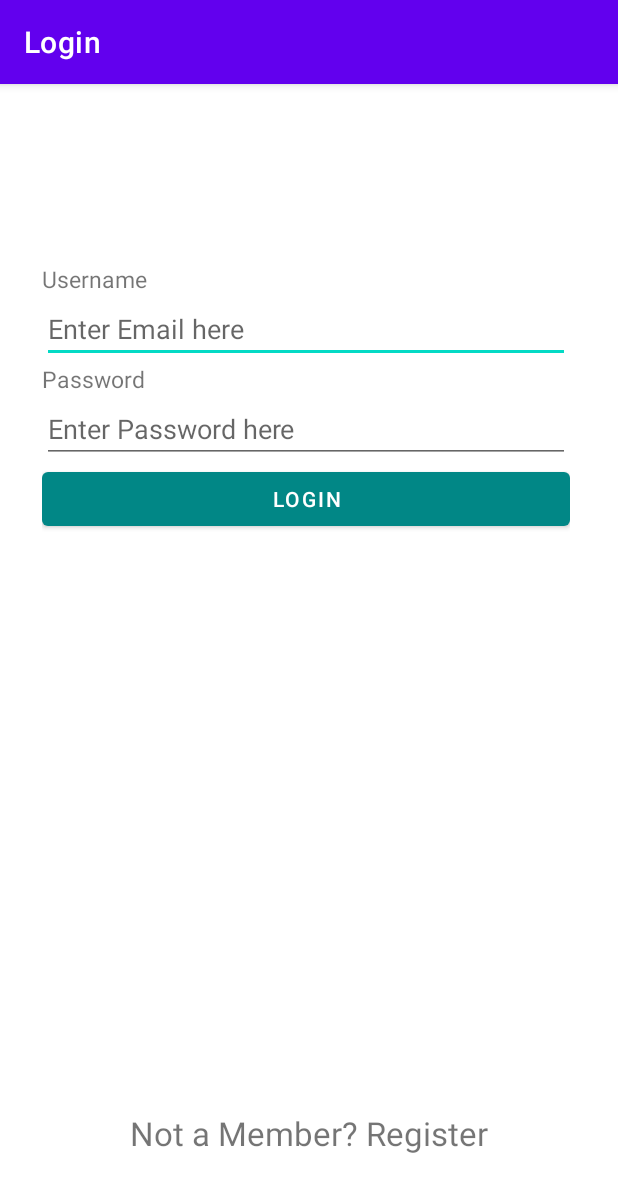
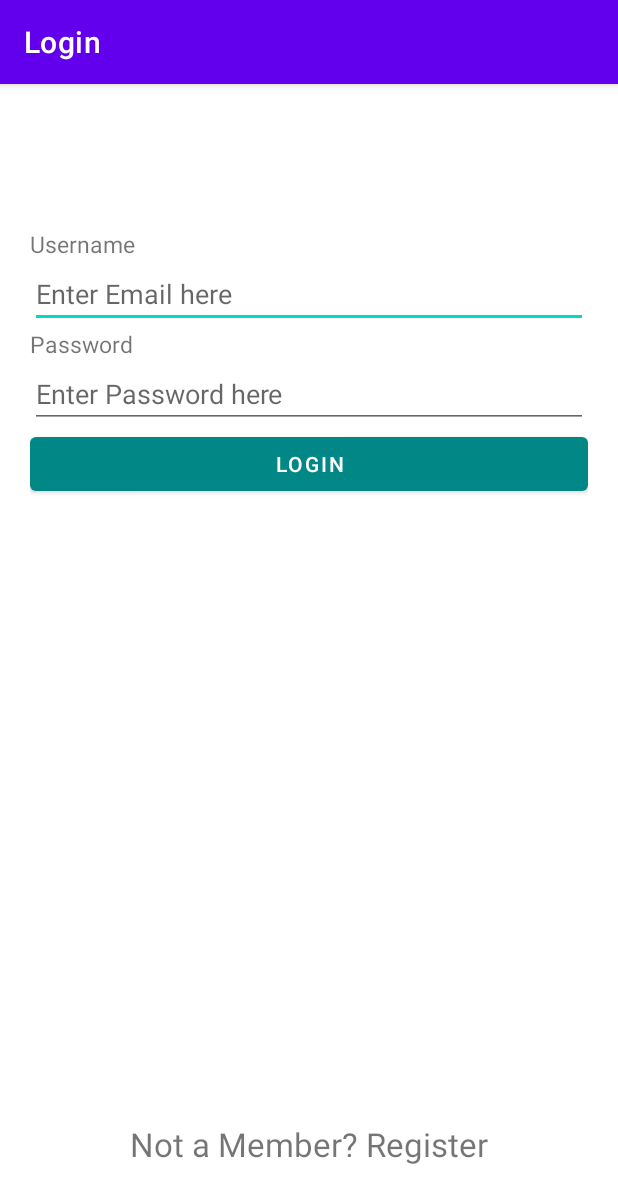
Before and after one commit to fenilbabariya/Tutorial07, an Android app: the screen it shows after launch (Login), on a phone screen of 412 x 824 dp. Shown: the top 1203 px of the screen. Run offline under Robolectric (Android 15) with nearby library versions, the phone set to English and light mode, and no system bars.

Commit message:
Login Successful

```diff
--- a/app/src/main/AndroidManifest.xml
+++ b/app/src/main/AndroidManifest.xml
@@ -10,7 +10,7 @@
         android:supportsRtl="true"
         android:theme="@style/Theme.Tutorial07">
         <activity android:name=".Welcome" android:label="@string/welcome" />
-        <activity android:name=".Registration" android:label="@string/registration"/>
+        <activity android:name=".Registration" android:label="@string/registration" android:parentActivityName=".Login"/>
         <activity android:name=".Login" android:label="@string/login"/>
         <activity
             android:name=".SplashActivity"
--- a/app/src/main/res/layout/activity_login.xml
+++ b/app/src/main/res/layout/activity_login.xml
@@ -8,11 +8,8 @@
 
     <LinearLayout
         android:id="@+id/linear1"
-        android:layout_width="392dp"
-        android:layout_height="585dp"
-        android:layout_marginStart="8dp"
-        android:layout_marginTop="16dp"
-        android:layout_marginEnd="8dp"
+        android:layout_width="0dp"
+        android:layout_height="616dp"
         android:orientation="vertical"
         android:padding="20dp"
         app:layout_constraintBottom_toBottomOf="parent"
@@ -63,7 +60,7 @@
     </LinearLayout>
 
     <TextView
-        android:id="@+id/textView2"
+        android:id="@+id/txtRegistration"
         android:layout_width="wrap_content"
         android:layout_height="wrap_content"
         android:layout_marginStart="10dp"
```
Also changed, not shown: app/src/main/java/com/rku_18fotca11002/tutorial07/DatabaseHelper.java (+9 -5 lines), app/src/main/java/com/rku_18fotca11002/tutorial07/Login.java (+10 -1 lines).
